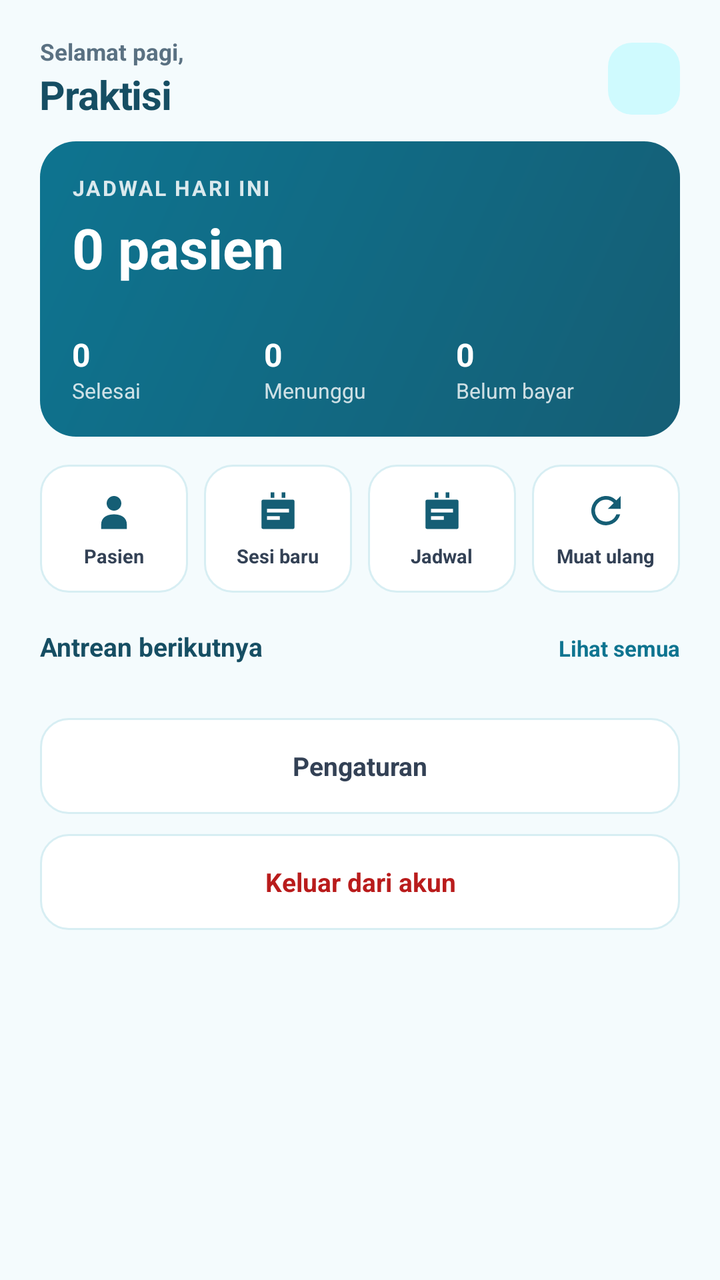
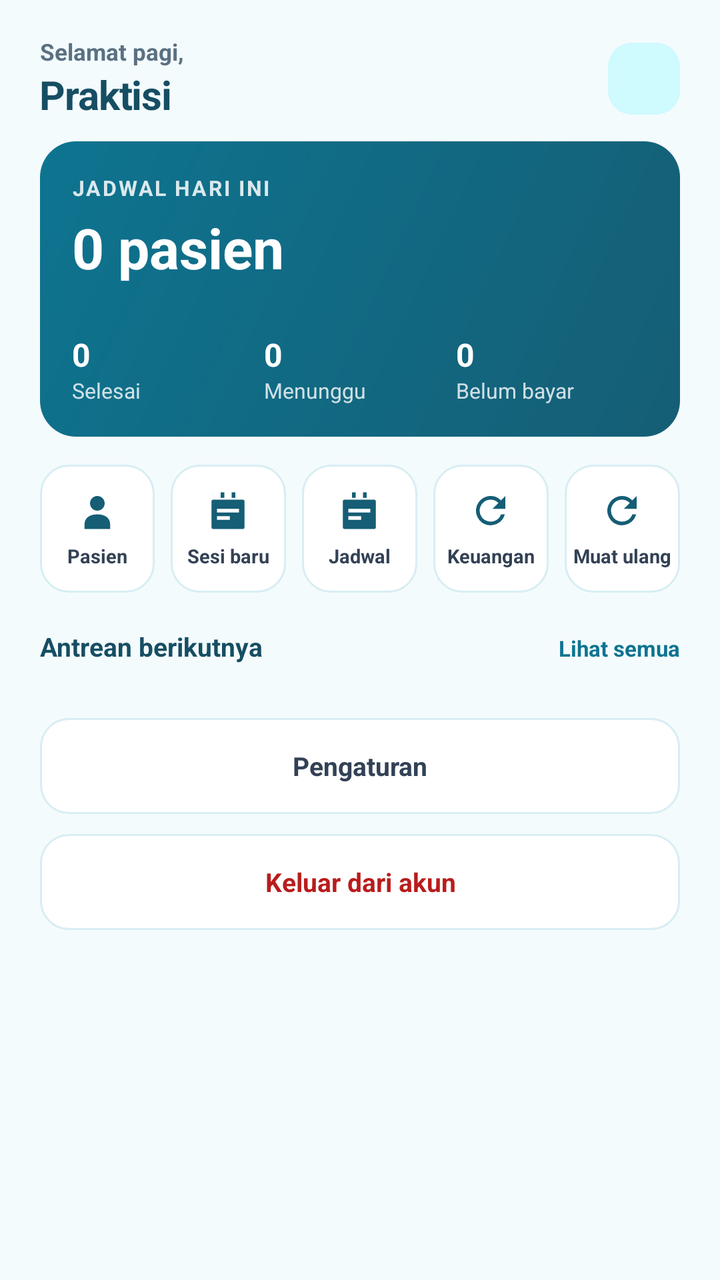

An Android layout rendered at two revisions. The XML below is the earlier revision; the diff shows what the commit changed to produce the second picture.
<!-- AndroidManifest.xml: application theme Theme.AcuMedis -->
<!-- res/layout/activity_main.xml -->
<?xml version="1.0" encoding="utf-8"?>
<LinearLayout xmlns:android="http://schemas.android.com/apk/res/android"
    android:layout_width="match_parent"
    android:layout_height="match_parent"
    android:background="@color/bg"
    android:orientation="vertical">

    <LinearLayout
        android:layout_width="match_parent"
        android:layout_height="wrap_content"
        android:gravity="center_vertical"
        android:orientation="horizontal"
        android:paddingStart="20dp"
        android:paddingEnd="20dp"
        android:paddingTop="18dp"
        android:paddingBottom="10dp">

        <LinearLayout
            android:layout_width="0dp"
            android:layout_height="wrap_content"
            android:layout_weight="1"
            android:orientation="vertical">

            <TextView
                android:layout_width="wrap_content"
                android:layout_height="wrap_content"
                android:text="Selamat pagi,"
                android:textColor="@color/muted"
                android:textSize="11.5sp"
                android:textStyle="bold" />

            <TextView
                android:id="@+id/userName"
                android:layout_width="wrap_content"
                android:layout_height="wrap_content"
                android:text="Praktisi"
                android:textColor="@color/fg"
                android:textSize="20sp"
                android:textStyle="bold"
                android:letterSpacing="-0.02" />
        </LinearLayout>

        <TextView
            android:id="@+id/avatar"
            android:layout_width="36dp"
            android:layout_height="36dp"
            android:background="@drawable/bg_avatar"
            android:gravity="center"
            android:textColor="@color/primary_deep"
            android:textSize="13sp"
            android:textStyle="bold" />
    </LinearLayout>

    <ScrollView
        android:layout_width="match_parent"
        android:layout_height="0dp"
        android:layout_weight="1"
        android:fillViewport="true"
        android:scrollbars="none">

        <LinearLayout
            android:layout_width="match_parent"
            android:layout_height="wrap_content"
            android:orientation="vertical"
            android:paddingStart="20dp"
            android:paddingEnd="20dp"
            android:paddingBottom="24dp">

            <LinearLayout
                android:layout_width="match_parent"
                android:layout_height="wrap_content"
                android:background="@drawable/bg_hero"
                android:orientation="vertical"
                android:padding="16dp">

                <TextView
                    android:layout_width="wrap_content"
                    android:layout_height="wrap_content"
                    android:alpha="0.85"
                    android:letterSpacing="0.08"
                    android:text="JADWAL HARI INI"
                    android:textColor="#FFFFFF"
                    android:textSize="10.5sp"
                    android:textStyle="bold" />

                <TextView
                    android:id="@+id/todayTotal"
                    android:layout_width="wrap_content"
                    android:layout_height="wrap_content"
                    android:layout_marginTop="4dp"
                    android:text="0 pasien"
                    android:textColor="#FFFFFF"
                    android:textSize="28sp"
                    android:textStyle="bold" />

                <LinearLayout
                    android:layout_width="match_parent"
                    android:layout_height="wrap_content"
                    android:layout_marginTop="12dp"
                    android:orientation="horizontal"
                    android:paddingTop="12dp">

                    <LinearLayout
                        android:layout_width="0dp"
                        android:layout_height="wrap_content"
                        android:layout_weight="1"
                        android:orientation="vertical">

                        <TextView
                            android:id="@+id/statDone"
                            android:layout_width="wrap_content"
                            android:layout_height="wrap_content"
                            android:text="0"
                            android:textColor="#FFFFFF"
                            android:textSize="16sp"
                            android:textStyle="bold" />

                        <TextView
                            android:layout_width="wrap_content"
                            android:layout_height="wrap_content"
                            android:alpha="0.8"
                            android:text="Selesai"
                            android:textColor="#FFFFFF"
                            android:textSize="10.5sp" />
                    </LinearLayout>

                    <LinearLayout
                        android:layout_width="0dp"
                        android:layout_height="wrap_content"
                        android:layout_weight="1"
                        android:orientation="vertical">

                        <TextView
                            android:id="@+id/statWaiting"
                            android:layout_width="wrap_content"
                            android:layout_height="wrap_content"
                            android:text="0"
                            android:textColor="#FFFFFF"
                            android:textSize="16sp"
                            android:textStyle="bold" />

                        <TextView
                            android:layout_width="wrap_content"
                            android:layout_height="wrap_content"
                            android:alpha="0.8"
                            android:text="Menunggu"
                            android:textColor="#FFFFFF"
                            android:textSize="10.5sp" />
                    </LinearLayout>

                    <LinearLayout
                        android:layout_width="0dp"
                        android:layout_height="wrap_content"
                        android:layout_weight="1"
                        android:orientation="vertical">

                        <TextView
                            android:id="@+id/statUnpaid"
                            android:layout_width="wrap_content"
                            android:layout_height="wrap_content"
                            android:text="0"
                            android:textColor="#FFFFFF"
                            android:textSize="16sp"
                            android:textStyle="bold" />

                        <TextView
                            android:layout_width="wrap_content"
                            android:layout_height="wrap_content"
                            android:alpha="0.8"
                            android:text="Belum bayar"
                            android:textColor="#FFFFFF"
                            android:textSize="10.5sp" />
                    </LinearLayout>
                </LinearLayout>
            </LinearLayout>

            <LinearLayout
                android:layout_width="match_parent"
                android:layout_height="wrap_content"
                android:layout_marginTop="14dp"
                android:orientation="horizontal">

                <LinearLayout
                    android:id="@+id/qPatients"
                    android:layout_width="0dp"
                    android:layout_height="wrap_content"
                    android:layout_weight="1"
                    android:background="@drawable/bg_card"
                    android:clickable="true"
                    android:focusable="true"
                    android:gravity="center"
                    android:orientation="vertical"
                    android:paddingTop="12dp"
                    android:paddingBottom="12dp">

                    <ImageView
                        android:layout_width="22dp"
                        android:layout_height="22dp"
                        android:contentDescription="@null"
                        android:src="@drawable/ic_patients" />

                    <TextView
                        android:layout_width="wrap_content"
                        android:layout_height="wrap_content"
                        android:layout_marginTop="5dp"
                        android:text="Pasien"
                        android:textColor="@color/fg2"
                        android:textSize="9.5sp"
                        android:textStyle="bold" />
                </LinearLayout>

                <Space android:layout_width="8dp" android:layout_height="1dp" />

                <LinearLayout
                    android:id="@+id/qSession"
                    android:layout_width="0dp"
                    android:layout_height="wrap_content"
                    android:layout_weight="1"
                    android:background="@drawable/bg_card"
                    android:clickable="true"
                    android:focusable="true"
                    android:gravity="center"
                    android:orientation="vertical"
                    android:paddingTop="12dp"
                    android:paddingBottom="12dp">

                    <ImageView
                        android:layout_width="22dp"
                        android:layout_height="22dp"
                        android:contentDescription="@null"
                        android:src="@drawable/ic_session" />

                    <TextView
                        android:layout_width="wrap_content"
                        android:layout_height="wrap_content"
                        android:layout_marginTop="5dp"
                        android:text="Sesi baru"
                        android:textColor="@color/fg2"
                        android:textSize="9.5sp"
                        android:textStyle="bold" />
                </LinearLayout>

                <Space android:layout_width="8dp" android:layout_height="1dp" />

                <LinearLayout
                    android:id="@+id/qSchedule"
                    android:layout_width="0dp"
                    android:layout_height="wrap_content"
                    android:layout_weight="1"
                    android:background="@drawable/bg_card"
                    android:clickable="true"
                    android:focusable="true"
                    android:gravity="center"
                    android:orientation="vertical"
                    android:paddingTop="12dp"
                    android:paddingBottom="12dp">

                    <ImageView
                        android:layout_width="22dp"
                        android:layout_height="22dp"
                        android:contentDescription="@null"
                        android:src="@drawable/ic_session" />

                    <TextView
                        android:layout_width="wrap_content"
                        android:layout_height="wrap_content"
                        android:layout_marginTop="5dp"
                        android:text="Jadwal"
                        android:textColor="@color/fg2"
                        android:textSize="9.5sp"
                        android:textStyle="bold" />
                </LinearLayout>

                <Space android:layout_width="8dp" android:layout_height="1dp" />

                <LinearLayout
                    android:id="@+id/qRefresh"
                    android:layout_width="0dp"
                    android:layout_height="wrap_content"
                    android:layout_weight="1"
                    android:background="@drawable/bg_card"
                    android:clickable="true"
                    android:focusable="true"
                    android:gravity="center"
                    android:orientation="vertical"
                    android:paddingTop="12dp"
                    android:paddingBottom="12dp">

                    <ImageView
                        android:layout_width="22dp"
                        android:layout_height="22dp"
                        android:contentDescription="@null"
                        android:src="@drawable/ic_refresh" />

                    <TextView
                        android:layout_width="wrap_content"
                        android:layout_height="wrap_content"
                        android:layout_marginTop="5dp"
                        android:text="Muat ulang"
                        android:textColor="@color/fg2"
                        android:textSize="9.5sp"
                        android:textStyle="bold" />
                </LinearLayout>
            </LinearLayout>

            <LinearLayout
                android:layout_width="match_parent"
                android:layout_height="wrap_content"
                android:layout_marginTop="18dp"
                android:layout_marginBottom="9dp"
                android:orientation="horizontal">

                <TextView
                    android:layout_width="0dp"
                    android:layout_height="wrap_content"
                    android:layout_weight="1"
                    android:text="Antrean berikutnya"
                    android:textColor="@color/fg"
                    android:textSize="13sp"
                    android:textStyle="bold" />

                <TextView
                    android:id="@+id/seeAll"
                    android:layout_width="wrap_content"
                    android:layout_height="wrap_content"
                    android:text="Lihat semua"
                    android:textColor="@color/primary"
                    android:textSize="11sp"
                    android:textStyle="bold" />
            </LinearLayout>

            <LinearLayout
                android:id="@+id/queueList"
                android:layout_width="match_parent"
                android:layout_height="wrap_content"
                android:orientation="vertical" />

            <TextView
                android:id="@+id/empty"
                android:layout_width="match_parent"
                android:layout_height="wrap_content"
                android:layout_marginTop="20dp"
                android:gravity="center"
                android:text="Belum ada jadwal hari ini."
                android:textColor="@color/muted"
                android:textSize="12.5sp"
                android:visibility="gone" />

            <TextView
                android:id="@+id/settingsBtn"
                android:layout_width="match_parent"
                android:layout_height="48dp"
                android:layout_marginTop="18dp"
                android:background="@drawable/bg_card"
                android:clickable="true"
                android:focusable="true"
                android:gravity="center"
                android:text="Pengaturan"
                android:textColor="@color/fg2"
                android:textSize="13sp"
                android:textStyle="bold" />

            <TextView
                android:id="@+id/logout"
                android:layout_width="match_parent"
                android:layout_height="48dp"
                android:layout_marginTop="10dp"
                android:background="@drawable/bg_card"
                android:clickable="true"
                android:focusable="true"
                android:gravity="center"
                android:text="Keluar dari akun"
                android:textColor="@color/red"
                android:textSize="13sp"
                android:textStyle="bold" />
        </LinearLayout>
    </ScrollView>
</LinearLayout>
<!-- resources referenced by this layout -->
<resources>
  <color name="bg">#FFF4FBFD</color>
  <color name="fg">#FF164E63</color>
  <color name="fg2">#FF334155</color>
  <color name="muted">#FF5A7182</color>
  <color name="primary">#FF0E7490</color>
  <color name="primary_deep">#FF155E75</color>
  <color name="red">#FFB91C1C</color>
  <!-- drawable bg_avatar (drawable) -->
  <?xml version="1.0" encoding="utf-8"?>
  <shape xmlns:android="http://schemas.android.com/apk/res/android" android:shape="rectangle">
      <solid android:color="@color/soft" />
      <corners android:radius="12dp" />
  </shape>
  <!-- drawable bg_card (drawable) -->
  <?xml version="1.0" encoding="utf-8"?>
  <shape xmlns:android="http://schemas.android.com/apk/res/android" android:shape="rectangle">
      <solid android:color="@color/card" />
      <stroke android:width="1dp" android:color="@color/border" />
      <corners android:radius="14dp" />
  </shape>
  <!-- drawable bg_hero (drawable) -->
  <?xml version="1.0" encoding="utf-8"?>
  <shape xmlns:android="http://schemas.android.com/apk/res/android" android:shape="rectangle">
      <gradient android:startColor="#FF0E7490" android:endColor="#FF155E75"
          android:angle="315" />
      <corners android:radius="18dp" />
  </shape>
  <!-- drawable ic_patients (drawable) -->
  <vector xmlns:android="http://schemas.android.com/apk/res/android"
      android:width="24dp" android:height="24dp"
      android:viewportWidth="24" android:viewportHeight="24">
      <path android:fillColor="#155E75" android:pathData="M12,12a4,4 0,1 0,-4 -4,4 4,0 0,0 4,4zM12,14c-4,0 -7,1.8 -7,5.6V22h14v-2.4c0,-3.8 -3,-5.6 -7,-5.6z" />
  </vector>
  <!-- drawable ic_refresh (drawable) -->
  <vector xmlns:android="http://schemas.android.com/apk/res/android"
      android:width="24dp" android:height="24dp"
      android:viewportWidth="24" android:viewportHeight="24">
      <path android:fillColor="#155E75" android:pathData="M17.65,6.35A8,8 0,1 0,19.73 14h-2.08A6,6 0,1 1,12 6a5.9,5.9 0,0 1,4.22 1.78L13,11h7V4z" />
  </vector>
  <!-- drawable ic_session (drawable) -->
  <vector xmlns:android="http://schemas.android.com/apk/res/android"
      android:width="24dp" android:height="24dp"
      android:viewportWidth="24" android:viewportHeight="24">
      <path android:fillColor="#155E75" android:pathData="M8,2h2v3H8zM14,2h2v3h-2zM4,6h16a1,1 0,0 1,1 1v14a1,1 0,0 1,-1 1H4a1,1 0,0 1,-1 -1V7a1,1 0,0 1,1 -1m2,5v2h12v-2zM6,15v2h7v-2z" />
  </vector>
  <style name="Theme.AcuMedis" parent="Theme.Material3.Light.NoActionBar">
          <item name="colorPrimary">@color/primary_deep</item>
          <item name="colorOnPrimary">#FFFFFFFF</item>
          <item name="colorSecondary">@color/primary</item>
          <item name="colorSurface">@color/card</item>
          <item name="colorOnSurface">@color/fg</item>
          <item name="android:colorBackground">@color/bg</item>
          <item name="android:statusBarColor">@color/bg</item>
          <item name="android:navigationBarColor">@color/card</item>
          <item name="android:windowLightStatusBar">true</item>
          <item name="android:windowLightNavigationBar" tools:targetApi="27">true</item>
      </style>
  <color name="soft">#FFCFFAFE</color>
  <color name="card">#FFFFFFFF</color>
  <color name="border">#FFD7EEF3</color>
</resources>

<!-- the commit's change to res/layout/activity_main.xml (unified diff, before → after) -->
@@ -266,6 +266,37 @@
                         android:layout_height="wrap_content"
                         android:layout_marginTop="5dp"
                         android:text="Jadwal"
+                        android:textColor="@color/fg2"
+                        android:textSize="9.5sp"
+                        android:textStyle="bold" />
+                </LinearLayout>
+
+                <Space android:layout_width="8dp" android:layout_height="1dp" />
+
+                <LinearLayout
+                    android:id="@+id/qFinance"
+                    android:layout_width="0dp"
+                    android:layout_height="wrap_content"
+                    android:layout_weight="1"
+                    android:background="@drawable/bg_card"
+                    android:clickable="true"
+                    android:focusable="true"
+                    android:gravity="center"
+                    android:orientation="vertical"
+                    android:paddingTop="12dp"
+                    android:paddingBottom="12dp">
+
+                    <ImageView
+                        android:layout_width="22dp"
+                        android:layout_height="22dp"
+                        android:contentDescription="@null"
+                        android:src="@drawable/ic_refresh" />
+
+                    <TextView
+                        android:layout_width="wrap_content"
+                        android:layout_height="wrap_content"
+                        android:layout_marginTop="5dp"
+                        android:text="Keuangan"
                         android:textColor="@color/fg2"
                         android:textSize="9.5sp"
                         android:textStyle="bold" />
